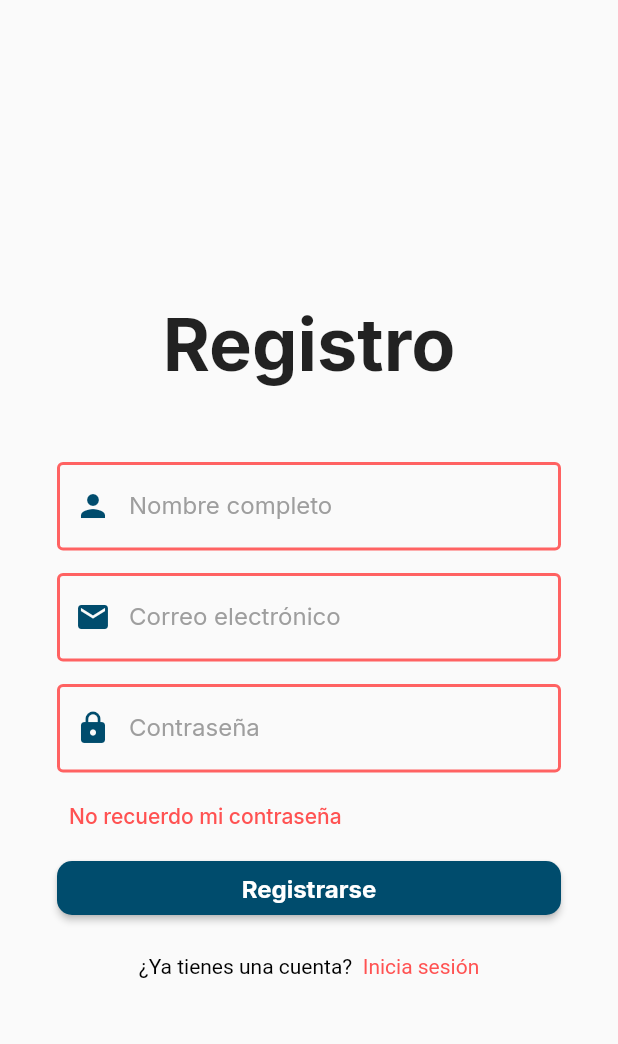
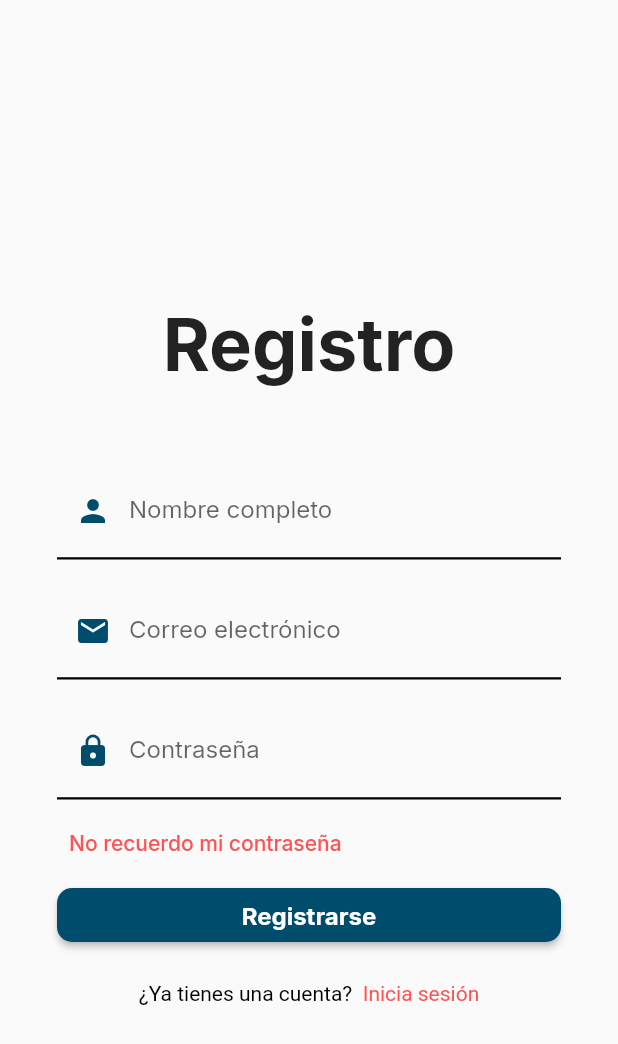
Before and after one commit to sergiogm8/Excursiona, a Flutter app: the RegisterScreen screen opened directly, on a phone screen of 412 x 824 dp. Shown: the top 1044 px of the screen. Run offline on Flutter 3.47's test engine with Material 2 defaults, Android fonts, the phone set to English and light mode, and no system bars; our stand-ins replace cloud_firestore, firebase_auth, firebase_core, flutter_signin_button, geolocator, google_fonts and 4 more; accounts and stored records are empty.

Commit message:
Refactor of textInputDecoration

```diff
--- a/lib/widgets/widgets.dart
+++ b/lib/widgets/widgets.dart
@@ -10,19 +10,19 @@ import 'package:chat_app/services/db_service.dart';
 import 'package:chat_app/shared/constants.dart';
 import 'package:flutter/material.dart';
 import 'package:flutter/scheduler.dart';
+import 'package:google_fonts/google_fonts.dart';
 import 'package:intl/intl.dart';
 import 'package:page_transition/page_transition.dart';
 
-const textInputDecoration = InputDecoration(
-  labelStyle: TextStyle(color: Colors.grey),
-  enabledBorder: OutlineInputBorder(
-    borderSide: BorderSide(color: Color.fromARGB(255, 255, 98, 98), width: 2.0),
+final textInputDecoration = InputDecoration(
+  hintStyle: GoogleFonts.inter(
+      color: Colors.grey, fontSize: 16, fontWeight: FontWeight.w300),
+  contentPadding: const EdgeInsets.symmetric(vertical: 15),
+  enabledBorder: const UnderlineInputBorder(
+    borderSide: BorderSide(color: Colors.black, width: 1.5),
   ),
-  focusedBorder: OutlineInputBorder(
-    borderSide: BorderSide(color: Color.fromARGB(255, 255, 98, 98), width: 2.0),
-  ),
-  errorBorder: OutlineInputBorder(
-    borderSide: BorderSide(color: Color.fromARGB(255, 255, 98, 98), width: 2.0),
+  focusedBorder: const UnderlineInputBorder(
+    borderSide: BorderSide(color: Constants.lapisLazuli, width: 2.0),
   ),
 );
 
@@ -78,7 +78,7 @@ class _ChatListState extends State<ChatList> {
                       color: message.recieverID ==
                               AuthService().firebaseAuth.currentUser!.uid
                           ? Constants.lightChatColor
-                          : Constants.primaryColor,
+                          : Constants.indigoDye,
                       margin: const EdgeInsets.symmetric(
                           horizontal: 15, vertical: 5),
                       child: Stack(
```
